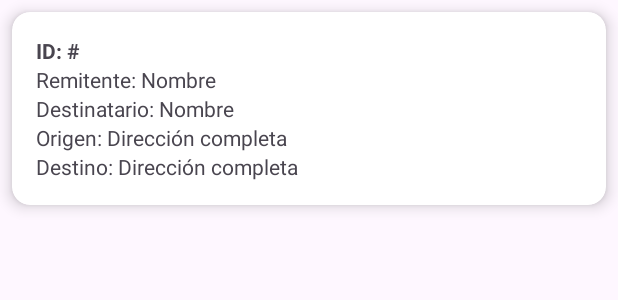
After one commit to Hannia946/proyectoMovil, an Android app: the layout item_envio.xml on its own in the app's theme, with its tools: preview values and no code run, on a phone screen of 412 x 824 dp. The commit adds this screen. Shown: the top 300 px of the screen. Run offline under Robolectric (Android 15) with nearby library versions, the phone set to English and light mode, and no system bars.

Commit message:
Se agrega funcionalidad al fragment de historial de envios del cliente, así como la actualización del layout para mostrar en cardviews la lista de envios

```diff
--- /dev/null
+++ b/app/src/main/res/layout/item_envio.xml
@@ -0,0 +1,47 @@
+<?xml version="1.0" encoding="utf-8"?>
+<androidx.cardview.widget.CardView xmlns:android="http://schemas.android.com/apk/res/android"
+    xmlns:card_view="http://schemas.android.com/apk/res-auto"
+    android:layout_width="match_parent"
+    android:layout_height="wrap_content"
+    card_view:cardCornerRadius="12dp"
+    card_view:cardElevation="6dp"
+    android:layout_margin="8dp">
+
+    <LinearLayout
+        android:orientation="vertical"
+        android:padding="16dp"
+        android:layout_width="match_parent"
+        android:layout_height="wrap_content">
+
+        <TextView
+            android:id="@+id/tvIdEnvio"
+            android:textStyle="bold"
+            android:text="ID: #"
+            android:layout_width="wrap_content"
+            android:layout_height="wrap_content" />
+
+        <TextView
+            android:id="@+id/tvRemitente"
+            android:text="Remitente: Nombre"
+            android:layout_width="wrap_content"
+            android:layout_height="wrap_content" />
+
+        <TextView
+            android:id="@+id/tvDestinatario"
+            android:text="Destinatario: Nombre"
+            android:layout_width="wrap_content"
+            android:layout_height="wrap_content" />
+
+        <TextView
+            android:id="@+id/tvDireccionOrigen"
+            android:text="Origen: Dirección completa"
+            android:layout_width="wrap_content"
+            android:layout_height="wrap_content" />
+
+        <TextView
+            android:id="@+id/tvDireccionDestino"
+            android:text="Destino: Dirección completa"
+            android:layout_width="wrap_content"
+            android:layout_height="wrap_content" />
+    </LinearLayout>
+</androidx.cardview.widget.CardView>
```
Also changed, not shown: app/src/main/java/com/example/proyecto/EnvioAdapter.kt (added, +30 -0 lines), app/src/main/java/com/example/proyecto/cliente/bottom_nav_fragments_cliente/FragmentHistorialEnviosCliente.kt (+22 -6 lines), app/src/main/res/layout/fragment_historial_envios_cliente.xml (+6 -5 lines).
